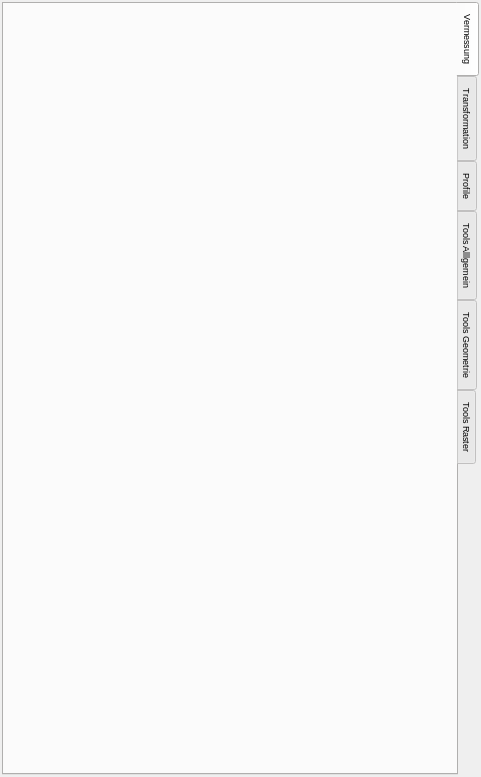
First picture: the form in arch_dock/forms/t2g_arch_dockwidget.ui, repository Landesamt-fuer-Archaeologie-Sachsen/Tachy2GIS_arch, before the edit.
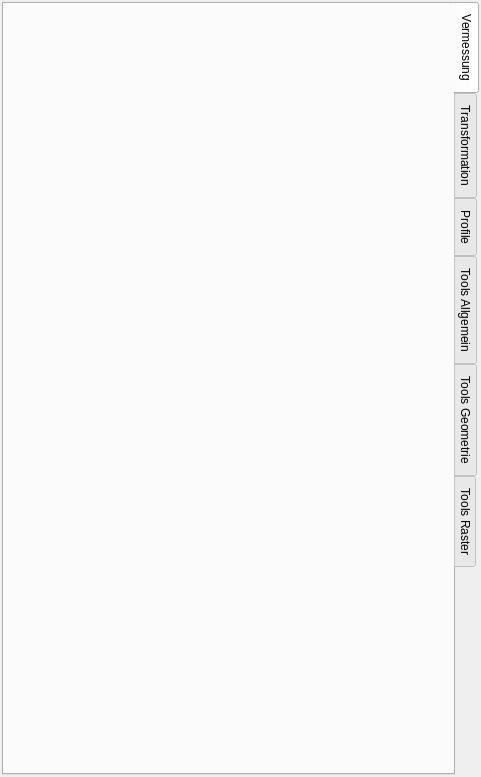
Second picture: the form after the edit. Icons and pictures are not drawn. Custom widgets are drawn as their Qt base class.

Commit message: BUGFIX ui: let the arch dock and the raster overview follow the QGIS font

The edit to the form file:
```diff
--- a/arch_dock/forms/t2g_arch_dockwidget.ui
+++ b/arch_dock/forms/t2g_arch_dockwidget.ui
@@ -16,11 +16,6 @@
     <height>50000</height>
    </size>
   </property>
-  <property name="font">
-   <font>
-    <pointsize>7</pointsize>
-   </font>
-  </property>
   <property name="floating">
    <bool>true</bool>
   </property>
@@ -115,12 +110,6 @@
           </disabled>
          </palette>
         </property>
-        <property name="font">
-         <font>
-          <family>MS Shell Dlg 2</family>
-          <pointsize>7</pointsize>
-         </font>
-        </property>
         <property name="tabPosition">
          <enum>QTabWidget::East</enum>
         </property>
@@ -759,7 +748,7 @@
         </widget>
         <widget class="QWidget" name="tab_tools_allgemein">
          <attribute name="title">
-          <string>Tools Alllgemein</string>
+          <string>Tools Allgemein</string>
          </attribute>
          <layout class="QVBoxLayout" name="verticalLayout_6"/>
         </widget>
```
The commit also changes 1 other file.
